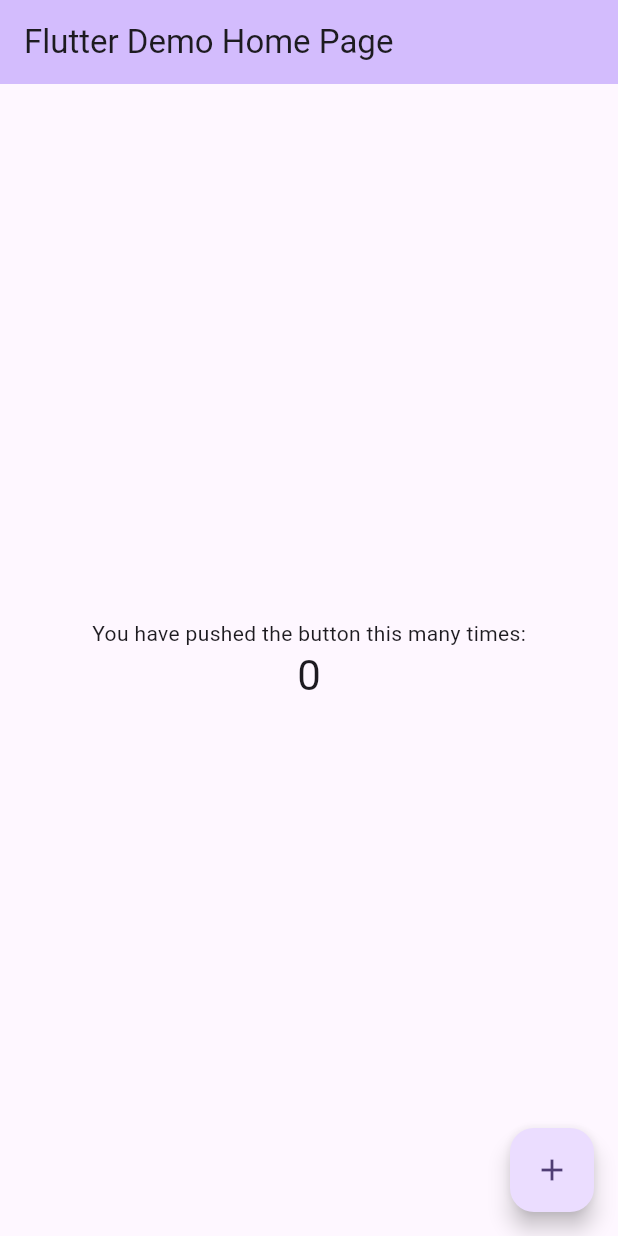
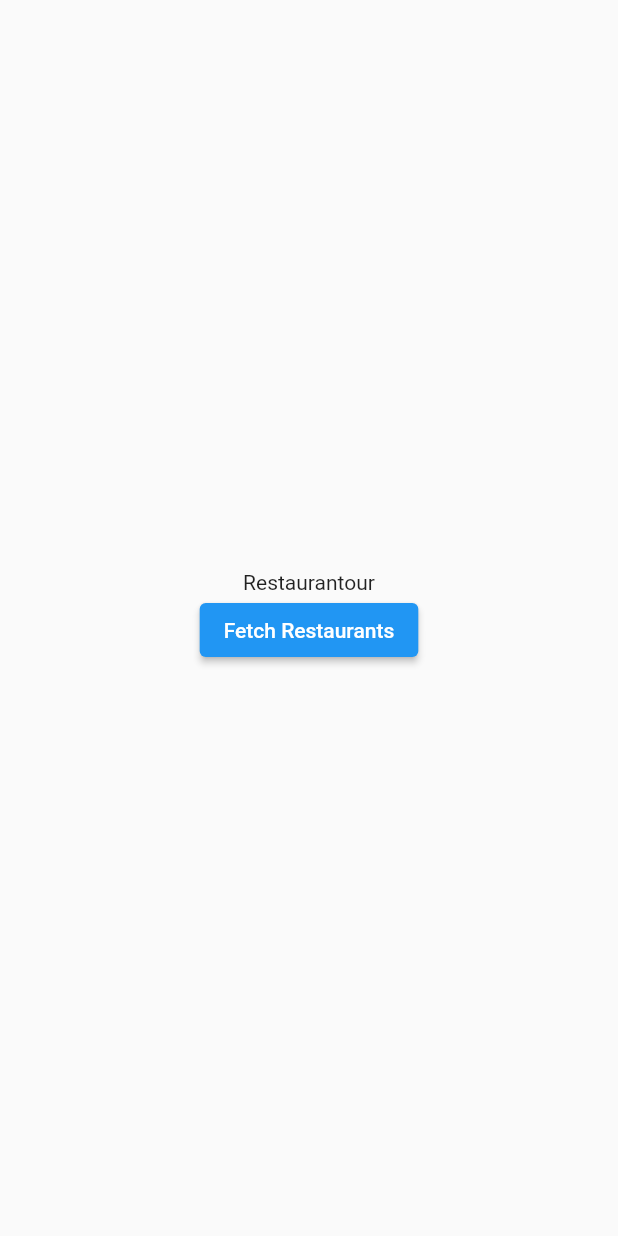
Before and after one commit to TCC-Interview/flutter_test, a Flutter app: the screen it shows after launch, on a phone screen of 412 x 824 dp. Run offline on Flutter 3.47's test engine with Material 2 defaults, Android fonts, the light colour scheme and no system bars; our stand-ins replace dio.

Commit message:
refactor(main.dart): remove boilerplate code and implement Restaurantour app with fetch button test(widget_test.dart): update test to check for 'Fetch Restaurants' button instead of counter feat(main.dart): add YelpRepository to fetch restaurants on button press

```diff
--- a/lib/main.dart
+++ b/lib/main.dart
@@ -1,125 +1,57 @@
 import 'package:flutter/material.dart';
+import 'package:restaurantour/repositories/yelp_repository.dart';
 
 void main() {
-  runApp(const MyApp());
+  runApp(const Restaurantour());
 }
 
-class MyApp extends StatelessWidget {
-  const MyApp({super.key});
+class Restaurantour extends StatelessWidget {
+  // This widget is the root of your application.
+  const Restaurantour({Key? key}) : super(key: key);
 
-  // This widget is the root of your application.
   @override
   Widget build(BuildContext context) {
     return MaterialApp(
-      title: 'Flutter Demo',
+      title: 'RestauranTour',
       theme: ThemeData(
-        // This is the theme of your application.
-        //
-        // TRY THIS: Try running your application with "flutter run". You'll see
-        // the application has a blue toolbar. Then, without quitting the app,
-        // try changing the seedColor in the colorScheme below to Colors.green
-        // and then invoke "hot reload" (save your changes or press the "hot
-        // reload" button in a Flutter-supported IDE, or press "r" if you used
-        // the command line to start the app).
-        //
-        // Notice that the counter didn't reset back to zero; the application
-        // state is not lost during the reload. To reset the state, use hot
-        // restart instead.
-        //
-        // This works for code too, not just values: Most code changes can be
-        // tested with just a hot reload.
-        colorScheme: ColorScheme.fromSeed(seedColor: Colors.deepPurple),
-        useMaterial3: true,
+        visualDensity: VisualDensity.adaptivePlatformDensity,
       ),
-      home: const MyHomePage(title: 'Flutter Demo Home Page'),
+      home: const HomePage(),
     );
   }
 }
 
-class MyHomePage extends StatefulWidget {
-  const MyHomePage({super.key, required this.title});
-
-  // This widget is the home page of your application. It is stateful, meaning
-  // that it has a State object (defined below) that contains fields that affect
-  // how it looks.
-
-  // This class is the configuration for the state. It holds the values (in this
-  // case the title) provided by the parent (in this case the App widget) and
-  // used by the build method of the State. Fields in a Widget subclass are
-  // always marked "final".
-
-  final String title;
-
-  @override
-  State<MyHomePage> createState() => _MyHomePageState();
-}
-
-class _MyHomePageState extends State<MyHomePage> {
-  int _counter = 0;
-
-  void _incrementCounter() {
-    setState(() {
-      // This call to setState tells the Flutter framework that something has
-      // changed in this State, which causes it to rerun the build method below
-      // so that the display can reflect the updated values. If we changed
-      // _counter without calling setState(), then the build method would not be
-      // called again, and so nothing would appear to happen.
-      _counter++;
-    });
-  }
+class HomePage extends StatelessWidget {
+  const HomePage({Key? key}) : super(key: key);
 
   @override
   Widget build(BuildContext context) {
-    // This method is rerun every time setState is called, for instance as done
-    // by the _incrementCounter method above.
-    //
-    // The Flutter framework has been optimized to make rerunning build methods
-    // fast, so that you can just rebuild anything that needs updating rather
-    // than having to individually change instances of widgets.
     return Scaffold(
-      appBar: AppBar(
-        // TRY THIS: Try changing the color here to a specific color (to
-        // Colors.amber, perhaps?) and trigger a hot reload to see the AppBar
-        // change color while the other colors stay the same.
-        backgroundColor: Theme.of(context).colorScheme.inversePrimary,
-        // Here we take the value from the MyHomePage object that was created by
-        // the App.build method, and use it to set our appbar title.
-        title: Text(widget.title),
-      ),
       body: Center(
-        // Center is a layout widget. It takes a single child and positions it
-        // in the middle of the parent.
         child: Column(
-          // Column is also a layout widget. It takes a list of children and
-          // arranges them vertically. By default, it sizes itself to fit its
-          // children horizontally, and tries to be as tall as its parent.
-          //
-          // Column has various properties to control how it sizes itself and
-          // how it positions its children. Here we use mainAxisAlignment to
-          // center the children vertically; the main axis here is the vertical
-          // axis because Columns are vertical (the cross axis would be
-          // horizontal).
-          //
-          // TRY THIS: Invoke "debug painting" (choose the "Toggle Debug Paint"
-          // action in the IDE, or press "p" in the console), to see the
-          // wireframe for each widget.
           mainAxisAlignment: MainAxisAlignment.center,
-          children: <Widget>[
-            const Text(
-              'You have pushed the button this many times:',
-            ),
-            Text(
-              '$_counter',
-              style: Theme.of(context).textTheme.headlineMedium,
-            ),
+          children: [
+            const Text('Restaurantour'),
+            ElevatedButton(
+              child: const Text('Fetch Restaurants'),
+              onPressed: () async {
+                final yelpRepo = YelpRepository();
+
+                try {
+                  final result = await yelpRepo.getRestaurants();
+                  if (result != null) {
+                    print('Fetched ${result.restaurants!.length} restaurants');
+                  } else {
+                    print('No restaurants fetched');
+                  }
+                } catch (e) {
+                  print('Failed to fetch restaurants: $e');
+                }
+              },
+            )
           ],
         ),
       ),
-      floatingActionButton: FloatingActionButton(
-        onPressed: _incrementCounter,
-        tooltip: 'Increment',
-        child: const Icon(Icons.add),
-      ), // This trailing comma makes auto-formatting nicer for build methods.
     );
   }
 }
```
Also changed, not shown: 1 other file.
